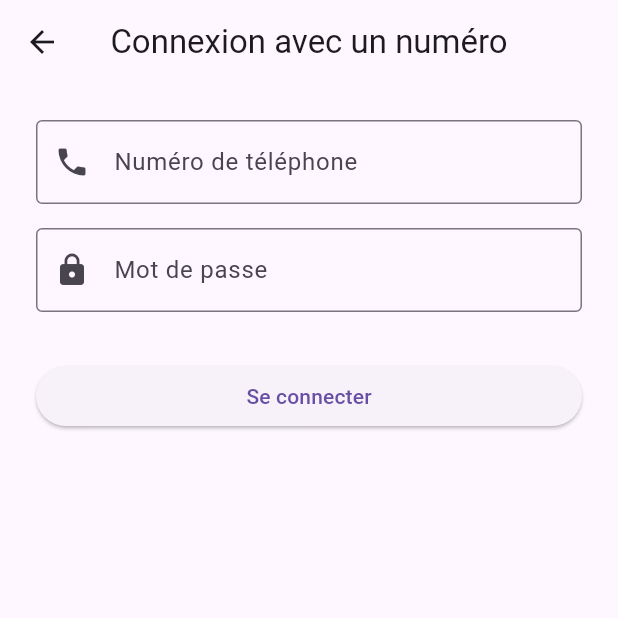
After one commit to smt197/flutter_cli_wave, a Flutter app: the screen it shows after launch, after a tap on "Se connecter avec un numero", on a phone screen of 412 x 824 dp, the top half of it. The commit adds this screen. Run offline on Flutter 3.47's test engine with Material 3 defaults, Android fonts, the phone set to English and light mode, and no system bars; our stand-ins replace cloud_firestore, firebase_auth, firebase_core, get, google_sign_in; accounts and stored records are empty.

Commit message:
login via telephone

```diff
--- a/lib/app/modules/auth/views/auth_view.dart
+++ b/lib/app/modules/auth/views/auth_view.dart
@@ -154,10 +154,10 @@ class AuthView extends GetView<AuthController> {
               TextButton(
                 onPressed: () {
                   // Navigation vers la page de connexion par email
-                  Get.toNamed('/login-email');
+                  Get.toNamed('/login-phone');
                 },
                 child: const Text(
-                  'Se connecter avec un email',
+                  'Se connecter avec un numero',
                   style: TextStyle(
                     fontSize: 16,
                     fontWeight: FontWeight.w500,
--- /dev/null
+++ b/lib/app/modules/auth/views/phone_login_view.dart
@@ -0,0 +1,78 @@
+import 'package:flutter/material.dart';
+import 'package:get/get.dart';
+import '../controllers/auth_controller.dart';
+
+class PhoneLoginView extends GetView<AuthController> {
+  const PhoneLoginView({super.key});
+
+  @override
+  Widget build(BuildContext context) {
+    final phoneController = TextEditingController();
+    final passwordController = TextEditingController();
+
+    return Scaffold(
+      appBar: AppBar(
+        title: const Text('Connexion avec un numéro'),
+        centerTitle: true,
+      ),
+      body: Padding(
+        padding: const EdgeInsets.all(24.0),
+        child: Column(
+          crossAxisAlignment: CrossAxisAlignment.stretch,
+          children: [
+            // Champ numéro de téléphone
+            TextField(
+              controller: phoneController,
+              keyboardType: TextInputType.phone,
+              decoration: const InputDecoration(
+                labelText: 'Numéro de téléphone',
+                prefixIcon: Icon(Icons.phone),
+                border: OutlineInputBorder(),
+              ),
+            ),
+            const SizedBox(height: 16),
+
+            // Champ mot de passe
+            TextField(
+              controller: passwordController,
+              obscureText: true,
+              decoration: const InputDecoration(
+                labelText: 'Mot de passe',
+                prefixIcon: Icon(Icons.lock),
+                border: OutlineInputBorder(),
+              ),
+            ),
+            const SizedBox(height: 32),
+
+            // Bouton de connexion
+            Obx(() => ElevatedButton(
+                  onPressed: controller.isLoading.value
+                      ? null
+                      : () {
+                          final phone = phoneController.text.trim();
+                          final password = passwordController.text.trim();
+
+                          if (phone.isNotEmpty && password.isNotEmpty) {
+                            controller.signInWithPhoneAndCode(phone, password);
+                          } else {
+                            Get.snackbar(
+                              'Erreur',
+                              'Veuillez remplir tous les champs.',
+                              snackPosition: SnackPosition.BOTTOM,
+                            );
+                          }
+                        },
+                  child: controller.isLoading.value
+                      ? const CircularProgressIndicator(
+                          strokeWidth: 2,
+                          valueColor:
+                              AlwaysStoppedAnimation<Color>(Colors.white),
+                        )
+                      : const Text('Se connecter'),
+                ))
+          ],
+        ),
+      ),
+    );
+  }
+}
--- a/lib/app/modules/home/bindings/home_binding.dart
+++ b/lib/app/modules/home/bindings/home_binding.dart
@@ -1,5 +1,6 @@
 import 'package:get/get.dart';
 
+import '../../../data/services/authService.dart';
 import '../../../data/services/transationService.dart';
 import '../controllers/home_controller.dart';
 
@@ -10,5 +11,6 @@ class HomeBinding extends Bindings {
       () => HomeController(),
     );
     Get.lazyPut(()=>TransactionService());
+    Get.lazyPut(()=>AuthService());
   }
 }
--- a/lib/app/modules/transaction/controllers/transaction_controller.dart
+++ b/lib/app/modules/transaction/controllers/transaction_controller.dart
@@ -1,6 +1,7 @@
 import 'package:get/get.dart';
 
 import '../../../data/services/transationService.dart';
+import '../../home/controllers/home_controller.dart';
 
 class TransactionController extends GetxController {
   final TransactionService transactionService = Get.put(TransactionService());
@@ -18,7 +19,10 @@ class TransactionController extends GetxController {
       return;
     }
 
-    transactionService.sendTransaction();
+    transactionService.sendTransaction(onSuccess: () {
+      Get.find<HomeController>()
+          .fetchUserTransactions(); // Rafraîchir les transactions
+    });
   }
 
   @override
--- a/lib/app/modules/transaction/views/transaction_view.dart
+++ b/lib/app/modules/transaction/views/transaction_view.dart
@@ -26,7 +26,7 @@ class TransactionView extends GetView<TransactionController> {
             TextField(
               controller: controller.transactionService.receiverController,
               decoration: const InputDecoration(
-                labelText: 'Numéro du destinataire',
+                labelText: 'Numéro du destinataire (séparés par des virgules)' ,
                 border: OutlineInputBorder(),
               ),
             ),
--- a/lib/app/routes/app_pages.dart
+++ b/lib/app/routes/app_pages.dart
@@ -1,3 +1,4 @@
+import 'package:flutter_cli/app/modules/auth/views/phone_login_view.dart';
 import 'package:get/get.dart';
 
 import '../middlewares/auth_middleware.dart';
@@ -34,5 +35,9 @@ class AppPages {
       page: () => TransactionView(),
       binding: TransactionBinding(),
     ),
+     GetPage(
+      name: _Paths.LOGIN,
+      page: () => PhoneLoginView(),
+    ),
   ];
 }
--- a/lib/app/routes/app_routes.dart
+++ b/lib/app/routes/app_routes.dart
@@ -6,6 +6,7 @@ abstract class Routes {
   static const HOME = _Paths.HOME;
   static const AUTH = _Paths.AUTH;
   static const TRANSACTION = _Paths.TRANSACTION;
+  static const LOGIN = _Paths.LOGIN;
 }
 
 abstract class _Paths {
@@ -13,4 +14,5 @@ abstract class _Paths {
   static const HOME = '/home';
   static const AUTH = '/auth';
   static const TRANSACTION = '/transaction';
+  static const LOGIN = '/login-phone';
 }
--- a/pubspec.yaml
+++ b/pubspec.yaml
@@ -22,6 +22,7 @@ dependencies:
   google_sign_in: ^6.2.2
   cloud_firestore: ^5.5.0
   intl: ^0.18.1
+  pinput: ^5.0.0
 
 dev_dependencies:
   flutter_test:
```
Also changed, not shown: lib/app/data/services/authService.dart (+56 -0 lines), lib/app/data/services/transationService.dart (+37 -24 lines), lib/app/modules/auth/controllers/auth_controller.dart (+31 -1 lines), lib/app/modules/home/controllers/home_controller.dart (+7 -0 lines), lib/app/modules/home/views/home_view.dart (+15 -5 lines), pubspec.lock.
